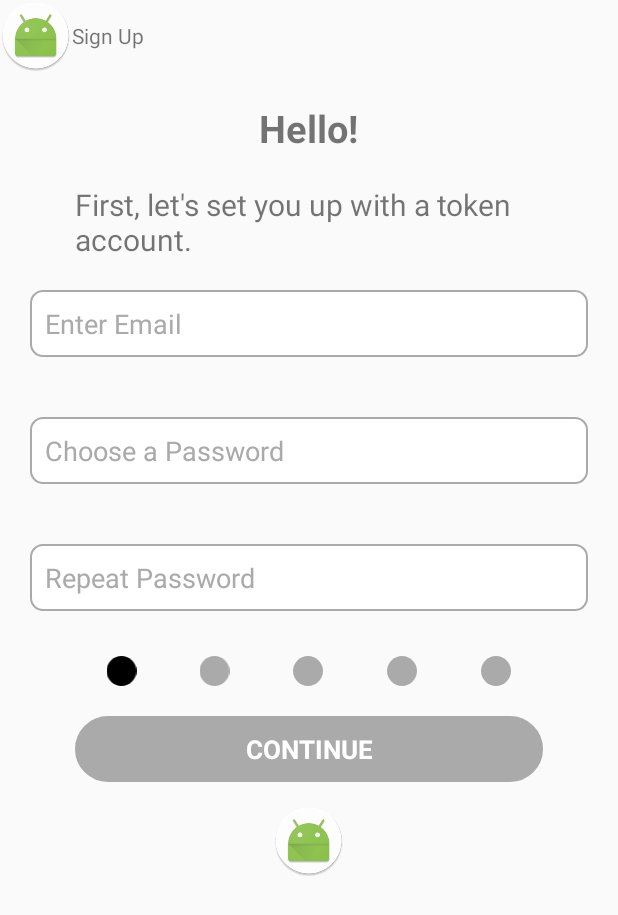
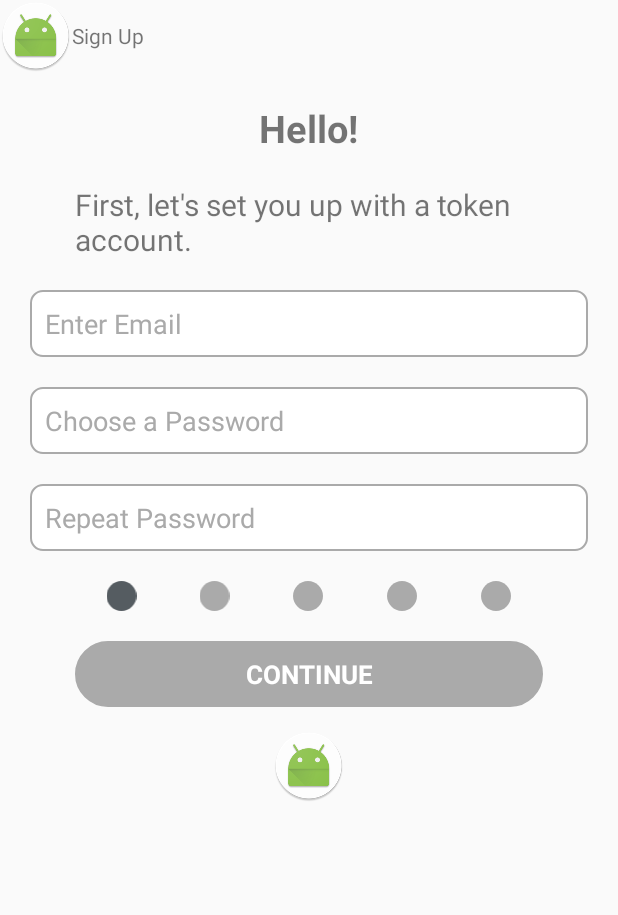
Before and after one commit to maharshisuchak/token, an Android app: the SignUpOne screen opened directly, with no data from a screen before it, on a phone screen of 412 x 824 dp. Shown: the top 915 px of the screen. Run offline under Robolectric (Android 15) with nearby library versions, the phone set to English and light mode, and no system bars.

Commit message:
changes
1. Highlight edittext after entering valid address  done - with all the validations of controls
2. change below dots based on screen number programatically - done
3. entering the pin, change the color of pin and all - 2 screens - done
5. token sending details- send button - done

```diff
--- a/app/src/main/java/com/smartsensesolutions/token/activity/SignUpFive.java
+++ b/app/src/main/java/com/smartsensesolutions/token/activity/SignUpFive.java
@@ -4,6 +4,7 @@ import android.content.Intent;
 import android.os.Bundle;
 import android.support.v7.app.AppCompatActivity;
 import android.view.View;
+import android.widget.ImageView;
 import android.widget.TextView;
 
 import com.smartsensesolutions.token.R;
@@ -11,6 +12,7 @@ import com.smartsensesolutions.token.R;
 public class SignUpFive extends AppCompatActivity implements View.OnClickListener {
 
     private TextView txtContinue;
+    private ImageView imageIndicatorFour;
 
     @Override
     protected void onCreate(Bundle savedInstanceState) {
@@ -21,6 +23,8 @@ public class SignUpFive extends AppCompatActivity implements View.OnClickListene
 
     public void initializeControls() {
         txtContinue = (TextView) findViewById(R.id.txt_sign_up_continue);
+        imageIndicatorFour = (ImageView) findViewById(R.id.img_indicator_four);
+        imageIndicatorFour.setImageResource(R.drawable.ic_selected_dot);
         txtContinue.setOnClickListener(this);
     }
 
--- a/app/src/main/java/com/smartsensesolutions/token/activity/SignUpSix.java
+++ b/app/src/main/java/com/smartsensesolutions/token/activity/SignUpSix.java
@@ -4,6 +4,7 @@ import android.content.Intent;
 import android.os.Bundle;
 import android.support.v7.app.AppCompatActivity;
 import android.view.View;
+import android.widget.ImageView;
 import android.widget.TextView;
 
 import com.smartsensesolutions.token.R;
@@ -11,6 +12,7 @@ import com.smartsensesolutions.token.R;
 public class SignUpSix extends AppCompatActivity implements View.OnClickListener {
 
     private TextView txtContinue;
+    private ImageView imageIndicatorFive;
 
     @Override
     protected void onCreate(Bundle savedInstanceState) {
@@ -21,6 +23,8 @@ public class SignUpSix extends AppCompatActivity implements View.OnClickListener
 
     public void initializeControls() {
         txtContinue = (TextView) findViewById(R.id.txt_sign_up_continue);
+        imageIndicatorFive = (ImageView) findViewById(R.id.img_indicator_five);
+        imageIndicatorFive.setImageResource(R.drawable.ic_selected_dot);
         txtContinue.setOnClickListener(this);
     }
 
--- /dev/null
+++ b/app/src/main/res/drawable/edittext_selected_border.xml
@@ -0,0 +1,16 @@
+<?xml version="1.0" encoding="utf-8"?>
+<shape xmlns:android="http://schemas.android.com/apk/res/android">
+    <stroke
+        android:width="1dp"
+        android:color="@color/sky" />
+
+    <solid android:color="@color/white" />
+
+    <padding
+        android:bottom="10dp"
+        android:left="10dp"
+        android:right="10dp"
+        android:top="10dp" />
+
+    <corners android:radius="8dp" />
+</shape>
--- a/app/src/main/res/drawable/ic_selected_dot.xml
+++ b/app/src/main/res/drawable/ic_selected_dot.xml
@@ -4,6 +4,6 @@
     android:viewportHeight="29.107"
     android:viewportWidth="29.107">
     <path
-        android:fillColor="@color/black"
+        android:fillColor="@color/gray_text"
         android:pathData="M14.554,0C6.561,0 0,6.562 0,14.552c0,7.996 6.561,14.555 14.554,14.555c7.996,0 14.553,-6.559 14.553,-14.555C29.106,6.562 22.55,0 14.554,0z" />
 </vector>
--- a/app/src/main/res/layout/activity_sign_up_one.xml
+++ b/app/src/main/res/layout/activity_sign_up_one.xml
@@ -50,30 +50,75 @@
                 android:layout_width="match_parent"
                 android:layout_height="wrap_content"
                 android:layout_below="@+id/txt_landing_header"
-                android:layout_margin="@dimen/margin_landing"
+                android:layout_marginBottom="@dimen/number_ten_dp"
+                android:layout_marginLeft="@dimen/number_twenty_dp"
+                android:layout_marginRight="@dimen/number_twenty_dp"
+                android:layout_marginTop="@dimen/number_twenty_dp"
                 android:background="@drawable/edittext_border"
                 android:hint="@string/sing_up_email_hint"
                 android:textColorHint="@android:color/darker_gray" />
+
+            <TextView
+                android:id="@+id/txt_email_error"
+                android:layout_width="match_parent"
+                android:layout_height="wrap_content"
+                android:layout_marginBottom="@dimen/number_ten_dp"
+                android:layout_marginLeft="@dimen/number_twenty_dp"
+                android:layout_marginRight="@dimen/number_twenty_dp"
+                android:text="@string/email_empty_error"
+                android:textColor="@color/error_text"
+                android:textStyle="bold"
+                android:visibility="gone" />
 
             <EditText
                 android:id="@+id/ed_password"
                 android:layout_width="match_parent"
                 android:layout_height="wrap_content"
                 android:layout_below="@+id/ed_email"
-                android:layout_margin="@dimen/margin_landing"
+                android:layout_marginBottom="@dimen/number_ten_dp"
+                android:layout_marginLeft="@dimen/number_twenty_dp"
+                android:layout_marginRight="@dimen/number_twenty_dp"
+                android:layout_marginTop="@dimen/number_ten_dp"
                 android:background="@drawable/edittext_border"
                 android:hint="@string/sing_up_password_hint"
                 android:textColorHint="@android:color/darker_gray" />
+
+            <TextView
+                android:id="@+id/txt_password_error"
+                android:layout_width="match_parent"
+                android:layout_height="wrap_content"
+                android:layout_marginBottom="@dimen/number_ten_dp"
+                android:layout_marginLeft="@dimen/number_twenty_dp"
+                android:layout_marginRight="@dimen/number_twenty_dp"
+                android:text="@string/password_empty_error"
+                android:textColor="@color/error_text"
+                android:textStyle="bold"
+                android:visibility="gone" />
 
             <EditText
                 android:id="@+id/ed_repeat_password"
                 android:layout_width="match_parent"
                 android:layout_height="wrap_content"
                 android:layout_below="@+id/ed_password"
-                android:layout_margin="@dimen/margin_landing"
+                android:layout_marginBottom="@dimen/number_ten_dp"
+                android:layout_marginLeft="@dimen/number_twenty_dp"
+                android:layout_marginRight="@dimen/number_twenty_dp"
+                android:layout_marginTop="@dimen/number_ten_dp"
                 android:background="@drawable/edittext_border"
                 android:hint="@string/sing_up_repeat_password_hint"
                 android:textColorHint="@android:color/darker_gray" />
+
+            <TextView
+                android:id="@+id/txt_re_password_error"
+                android:layout_width="match_parent"
+                android:layout_height="wrap_content"
+                android:layout_marginBottom="@dimen/number_ten_dp"
+                android:layout_marginLeft="@dimen/number_twenty_dp"
+                android:layout_marginRight="@dimen/number_twenty_dp"
+                android:text="@string/re_password_empty_error"
+                android:textColor="@color/error_text"
+                android:textStyle="bold"
+                android:visibility="gone" />
 
             <include
                 android:id="@+id/signup_bottom"
--- a/app/src/main/res/layout/activity_sign_up_three.xml
+++ b/app/src/main/res/layout/activity_sign_up_three.xml
@@ -51,24 +51,28 @@
 
 
                 <ImageView
+                    android:id="@+id/img_pin_one"
                     android:layout_width="wrap_content"
                     android:layout_height="wrap_content"
                     android:layout_weight="1"
                     android:src="@drawable/ic_default_dot" />
 
                 <ImageView
+                    android:id="@+id/img_pin_two"
                     android:layout_width="wrap_content"
                     android:layout_height="wrap_content"
                     android:layout_weight="1"
                     android:src="@drawable/ic_default_dot" />
 
                 <ImageView
+                    android:id="@+id/img_pin_three"
                     android:layout_width="wrap_content"
                     android:layout_height="wrap_content"
                     android:layout_weight="1"
                     android:src="@drawable/ic_default_dot" />
 
                 <ImageView
+                    android:id="@+id/img_pin_four"
                     android:layout_width="wrap_content"
                     android:layout_height="wrap_content"
                     android:layout_weight="1"
--- a/app/src/main/res/layout/activity_sign_up_two.xml
+++ b/app/src/main/res/layout/activity_sign_up_two.xml
@@ -61,24 +61,28 @@
 
 
                 <ImageView
+                    android:id="@+id/img_pin_one"
                     android:layout_width="wrap_content"
                     android:layout_height="wrap_content"
                     android:layout_weight="1"
                     android:src="@drawable/ic_default_dot" />
 
                 <ImageView
+                    android:id="@+id/img_pin_two"
                     android:layout_width="wrap_content"
                     android:layout_height="wrap_content"
                     android:layout_weight="1"
                     android:src="@drawable/ic_default_dot" />
 
                 <ImageView
+                    android:id="@+id/img_pin_three"
                     android:layout_width="wrap_content"
                     android:layout_height="wrap_content"
                     android:layout_weight="1"
                     android:src="@drawable/ic_default_dot" />
 
                 <ImageView
+                    android:id="@+id/img_pin_four"
                     android:layout_width="wrap_content"
                     android:layout_height="wrap_content"
                     android:layout_weight="1"
--- a/app/src/main/res/layout/activity_token_sending_details.xml
+++ b/app/src/main/res/layout/activity_token_sending_details.xml
@@ -235,6 +235,8 @@
                 android:layout_width="match_parent"
                 android:layout_height="wrap_content"
                 android:layout_alignParentBottom="true"
+                android:layout_marginLeft="@dimen/number_ten_dp"
+                android:layout_marginRight="@dimen/number_ten_dp"
                 android:layout_marginTop="@dimen/number_forty_dp"
                 android:background="@color/orange"
                 android:gravity="center"
--- a/app/src/main/res/layout/sign_up_bottom.xml
+++ b/app/src/main/res/layout/sign_up_bottom.xml
@@ -1,8 +1,8 @@
 <?xml version="1.0" encoding="utf-8"?>
 <LinearLayout xmlns:android="http://schemas.android.com/apk/res/android"
     android:layout_width="match_parent"
-    android:orientation="vertical"
-    android:layout_height="match_parent">
+    android:layout_height="match_parent"
+    android:orientation="vertical">
 
     <LinearLayout
         android:id="@+id/linear_sing_up"
@@ -16,30 +16,35 @@
         android:orientation="horizontal">
 
         <ImageView
-            android:layout_width="wrap_content"
-            android:layout_height="wrap_content"
-            android:layout_weight="1"
-            android:src="@drawable/ic_selected_dot" />
-
-        <ImageView
+            android:id="@+id/img_indicator_one"
             android:layout_width="wrap_content"
             android:layout_height="wrap_content"
             android:layout_weight="1"
             android:src="@drawable/ic_default_dot" />
 
         <ImageView
+            android:id="@+id/img_indicator_two"
             android:layout_width="wrap_content"
             android:layout_height="wrap_content"
             android:layout_weight="1"
             android:src="@drawable/ic_default_dot" />
 
         <ImageView
+            android:id="@+id/img_indicator_three"
             android:layout_width="wrap_content"
             android:layout_height="wrap_content"
             android:layout_weight="1"
             android:src="@drawable/ic_default_dot" />
 
         <ImageView
+            android:id="@+id/img_indicator_four"
+            android:layout_width="wrap_content"
+            android:layout_height="wrap_content"
+            android:layout_weight="1"
+            android:src="@drawable/ic_default_dot" />
+
+        <ImageView
+            android:id="@+id/img_indicator_five"
             android:layout_width="wrap_content"
             android:layout_height="wrap_content"
             android:layout_weight="1"
@@ -53,9 +58,9 @@
         android:layout_above="@+id/img_logo"
         android:layout_centerHorizontal="true"
         android:layout_gravity="bottom"
-        android:layout_marginTop="@dimen/margin_numbers_top"
         android:layout_marginLeft="@dimen/margin_footer_landing"
         android:layout_marginRight="@dimen/margin_footer_landing"
+        android:layout_marginTop="@dimen/margin_numbers_top"
         android:background="@drawable/continue_border"
         android:gravity="center"
         android:text="@string/sing_up_continue_title"
--- a/app/src/main/res/values/colors.xml
+++ b/app/src/main/res/values/colors.xml
@@ -11,5 +11,6 @@
     <color name="sky">#43b3d9</color>
     <color name="green">#82ba00</color>
     <color name="sky_text">#2f8bbd</color>
+    <color name="error_text">#c74c50</color>
 
 </resources>
--- a/app/src/main/res/values/strings_visible.xml
+++ b/app/src/main/res/values/strings_visible.xml
@@ -95,4 +95,10 @@
     <string name="ts_send_title">SEND</string>
     <string name="ts_terms_title">*Network fee is the amount required by the bitcoin network in order to send your transaction. This fee is not paid to Token.</string>
 
+    <string name="email_empty_error">*Please Enter Email Address.</string>
+    <string name="password_empty_error">*Please Enter Password.</string>
+    <string name="re_password_empty_error">*Please Enter Repeat Password.</string>
+    <string name="email_valid_error">*Please Enter valid Email Address.</string>
+    <string name="password_match_error">*Password does not match.</string>
+
 </resources>
```
Also changed, not shown: app/src/main/AndroidManifest.xml (+5 -5 lines), app/src/main/java/com/smartsensesolutions/token/activity/SignUpFour.java (+6 -2 lines), app/src/main/java/com/smartsensesolutions/token/activity/SignUpOne.java (+172 -1 lines), app/src/main/java/com/smartsensesolutions/token/activity/SignUpThree.java (+133 -1 lines), app/src/main/java/com/smartsensesolutions/token/activity/SignUpTwo.java (+133 -1 lines), app/src/main/java/com/smartsensesolutions/token/config/ConfigCommonClass.java (added, +18 -0 lines).
